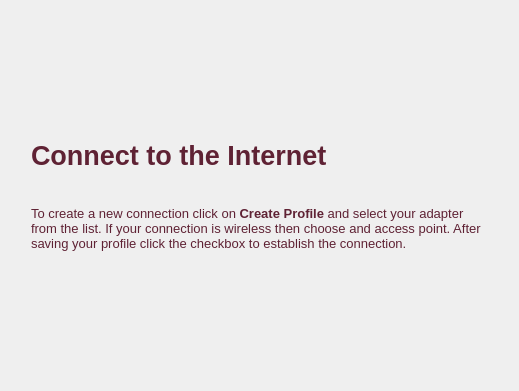
Old version of the form kde/kaptan/src/gui/networkWidget.ui in the repository pars-linux/uludag.
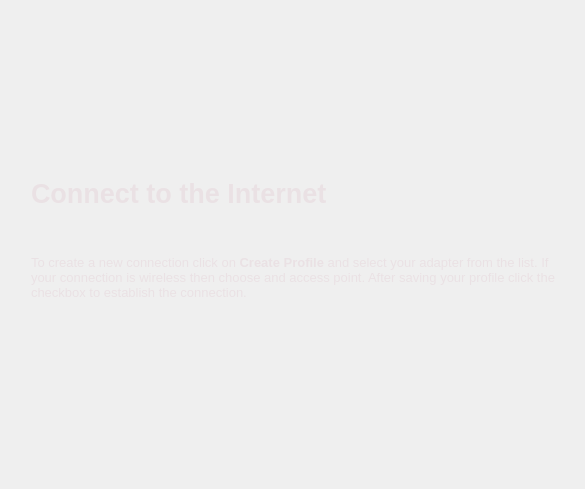
New version of the form.

```diff
--- a/kde/kaptan/src/gui/networkWidget.ui
+++ b/kde/kaptan/src/gui/networkWidget.ui
@@ -6,8 +6,8 @@
    <rect>
     <x>0</x>
     <y>0</y>
-    <width>519</width>
-    <height>391</height>
+    <width>585</width>
+    <height>489</height>
    </rect>
   </property>
   <property name="windowTitle">
@@ -44,7 +44,11 @@
         <string>color: rgb(95, 34, 52);</string>
        </property>
        <property name="text">
-        <string>Connect to the Internet</string>
+        <string>&lt;!DOCTYPE HTML PUBLIC &quot;-//W3C//DTD HTML 4.0//EN&quot; &quot;http://www.w3.org/TR/REC-html40/strict.dtd&quot;&gt;
+&lt;html&gt;&lt;head&gt;&lt;meta name=&quot;qrichtext&quot; content=&quot;1&quot; /&gt;&lt;style type=&quot;text/css&quot;&gt;
+p, li { white-space: pre-wrap; }
+&lt;/style&gt;&lt;/head&gt;&lt;body style=&quot; font-family:'Sans Serif'; font-size:20pt; font-weight:600; font-style:normal;&quot;&gt;
+&lt;p style=&quot; margin-top:0px; margin-bottom:0px; margin-left:0px; margin-right:0px; -qt-block-indent:0; text-indent:0px;&quot;&gt;&lt;span style=&quot; color:#eae1e4;&quot;&gt;Connect to the Internet&lt;/span&gt;&lt;/p&gt;&lt;/body&gt;&lt;/html&gt;</string>
        </property>
       </widget>
      </item>
@@ -59,7 +63,7 @@
        <property name="sizeHint" stdset="0">
         <size>
          <width>20</width>
-         <height>20</height>
+         <height>30</height>
         </size>
        </property>
       </spacer>
@@ -80,7 +84,7 @@
 &lt;html&gt;&lt;head&gt;&lt;meta name=&quot;qrichtext&quot; content=&quot;1&quot; /&gt;&lt;style type=&quot;text/css&quot;&gt;
 p, li { white-space: pre-wrap; }
 &lt;/style&gt;&lt;/head&gt;&lt;body style=&quot; font-family:'Sans Serif'; font-size:8pt; font-weight:400; font-style:normal;&quot;&gt;
-&lt;p style=&quot; margin-top:0px; margin-bottom:0px; margin-left:0px; margin-right:0px; -qt-block-indent:0; text-indent:0px;&quot;&gt;&lt;span style=&quot; font-size:10pt; color:#5f2234;&quot;&gt;To create a new connection click on &lt;/span&gt;&lt;span style=&quot; font-size:10pt; font-weight:600; color:#5f2234;&quot;&gt;Create Profile&lt;/span&gt;&lt;span style=&quot; font-size:10pt; color:#5f2234;&quot;&gt; and select your adapter from the list. If your connection is wireless then choose and access point. After saving your profile click the checkbox to establish the connection.&lt;/span&gt;&lt;/p&gt;&lt;/body&gt;&lt;/html&gt;</string>
+&lt;p style=&quot; margin-top:0px; margin-bottom:0px; margin-left:0px; margin-right:0px; -qt-block-indent:0; text-indent:0px;&quot;&gt;&lt;span style=&quot; font-size:10pt; color:#eae1e4;&quot;&gt;To create a new connection click on &lt;/span&gt;&lt;span style=&quot; font-size:10pt; font-weight:600; color:#eae1e4;&quot;&gt;Create Profile&lt;/span&gt;&lt;span style=&quot; font-size:10pt; color:#eae1e4;&quot;&gt; and select your adapter from the list. If your connection is wireless then choose and access point. After saving your profile click the checkbox to establish the connection.&lt;/span&gt;&lt;/p&gt;&lt;/body&gt;&lt;/html&gt;</string>
        </property>
        <property name="wordWrap">
         <bool>true</bool>
@@ -98,7 +102,7 @@
        <property name="sizeHint" stdset="0">
         <size>
          <width>20</width>
-         <height>10</height>
+         <height>20</height>
         </size>
        </property>
       </spacer>
@@ -131,7 +135,7 @@
      </property>
      <property name="sizeHint" stdset="0">
       <size>
-       <width>20</width>
+       <width>5</width>
        <height>20</height>
       </size>
      </property>
```
